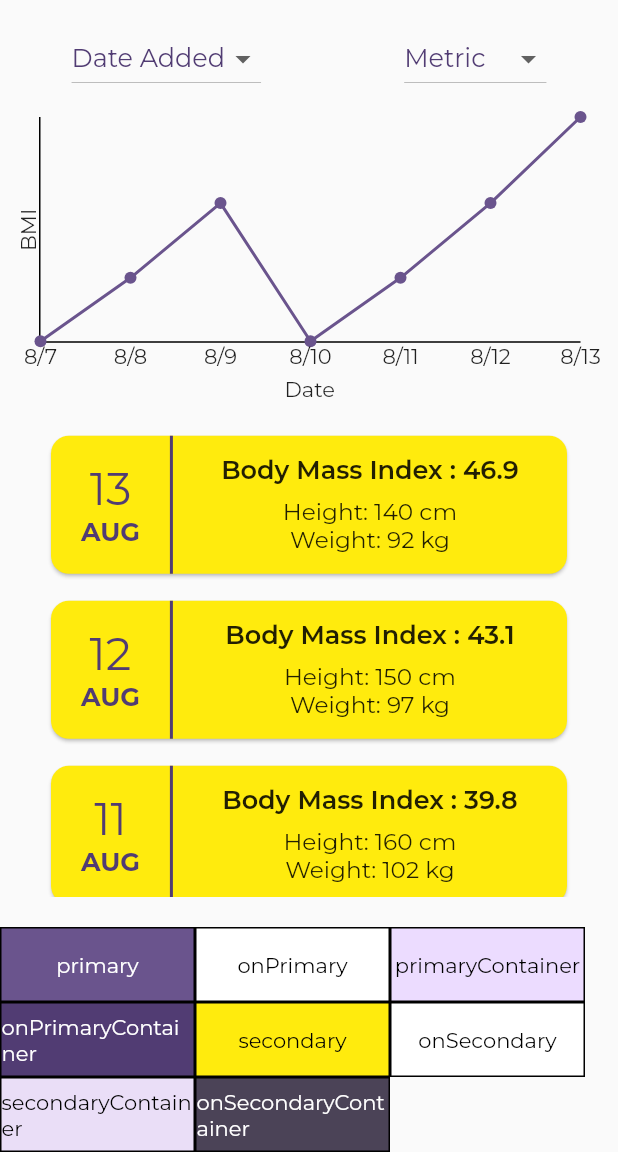
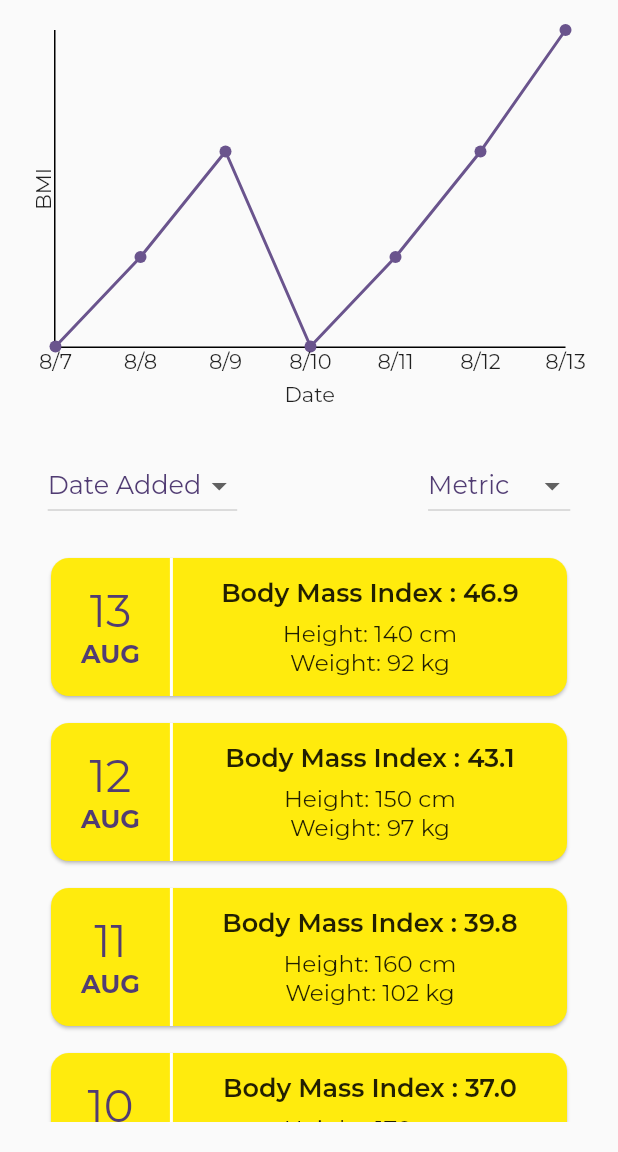
Before and after one commit to ProTechZ/BMI-Calculator, a Flutter app: the screen it shows after launch, on a phone screen of 412 x 824 dp, the part 84-1236 px from its top. Run offline on Flutter 3.47's test engine with Material 2 defaults, Android fonts, the light colour scheme and no system bars; drawn by our look-alikes of fl_chart; our stand-ins replace google_fonts.

Commit message:
made home page responsive to landscape

```diff
--- a/lib/bmi_calculator.dart
+++ b/lib/bmi_calculator.dart
@@ -22,8 +22,10 @@ class BMICalculator extends StatefulWidget {
 class _BMICalculatorState extends State<BMICalculator> {
   UnitSystem selectedUnitSystem = UnitSystem.metric;
   OrderByOption orderby = OrderByOption.date_added;
-  BMIChart chart = BMIChart(bmiEntries: entries);
-  // defining the chart here so that it's data isn't affected by the order_by changes
+  Padding chart = Padding(
+    padding: const EdgeInsets.fromLTRB(0, 20, 0, 30),
+    child: BMIChart(bmiEntries: entries),
+  ); // defining the chart here so that it's data isn't affected by the order_by changes
 
   final bmiEntries = entries;
 
@@ -100,9 +102,34 @@ class _BMICalculatorState extends State<BMICalculator> {
     });
   }
 
+  Widget dropdowns(bool isPortrait) {
+    return Row(
+      mainAxisAlignment: MainAxisAlignment.spaceAround,
+      children: [
+        OrderByDowndrop(
+          selectedOrderByOption: orderby,
+          onChangeOrderBy: onChangeOrderBy,
+        ),
+        isPortrait ? const SizedBox() : const SizedBox(width: 100),
+        UnitSystemDropDown(
+          selectedUnitSystem: selectedUnitSystem,
+          onChange: onChangeUnitSystem,
+        ),
+      ],
+    );
+  }
+
+  Widget get bmiEntryList {
+    return BMIEntryList(
+      bmiEntries: bmiEntries,
+      onRemoveEntry: onRemoveEntry,
+    );
+  }
+
   @override
   Widget build(BuildContext context) {
-    final c = Theme.of(context).colorScheme;
+    final isPortrait =
+        MediaQuery.of(context).orientation == Orientation.portrait;
 
     return Scaffold(
       appBar: AppBar(
@@ -115,81 +142,30 @@ class _BMICalculatorState extends State<BMICalculator> {
           ),
         ],
       ),
-      body: Center(
-        child: Column(
-          crossAxisAlignment: CrossAxisAlignment.center,
-          children: [
-            const SizedBox(height: 15),
-            Row(
-              mainAxisAlignment: MainAxisAlignment.spaceAround,
+      body: isPortrait
+          ? Column(
+              crossAxisAlignment: CrossAxisAlignment.center,
               children: [
-                OrderByDowndrop(
-                  selectedOrderByOption: orderby,
-                  onChangeOrderBy: onChangeOrderBy,
-                ),
-                UnitSystemDropDown(
-                  selectedUnitSystem: selectedUnitSystem,
-                  onChange: onChangeUnitSystem,
+                chart,
+                dropdowns(isPortrait),
+                Expanded(child: bmiEntryList),
+              ],
+            )
+          : Row(
+              children: [
+                Expanded(child: chart),
+                Column(
+                  children: [
+                    dropdowns(isPortrait),
+                    SizedBox(
+                      height: MediaQuery.of(context).size.height,
+                      width: MediaQuery.of(context).size.width / 2,
+                      child: bmiEntryList,
+                    )
+                  ],
                 ),
               ],
             ),
-            const SizedBox(height: 15),
-            chart,
-            Expanded(
-              child: BMIEntryList(
-                bmiEntries: bmiEntries,
-                onRemoveEntry: onRemoveEntry,
-              ),
-            ),
-
-            Row(
-              children: [
-                x(context, c.primary, 'primary', white: true),
-                x(context, c.onPrimary, 'onPrimary'),
-                x(context, c.primaryContainer, 'primaryContainer'),
-              ],
-            ),
-            Row(
-              children: [
-                x(context, c.onPrimaryContainer, 'onPrimaryContainer',
-                    white: true),
-                x(
-                  context,
-                  c.secondary,
-                  'secondary',
-                ),
-                x(context, c.onSecondary, 'onSecondary'),
-              ],
-            ),
-            Row(
-              children: [
-                x(context, c.secondaryContainer, 'secondaryContainer'),
-                x(context, c.onSecondaryContainer, 'onSecondaryContainer',
-                    white: true),
-              ],
-            ),
-          ],
-        ),
-      ),
     );
   }
 }
-
-Container x(BuildContext context, Color color, String text,
-    {bool white = false}) {
-  Color textColor = Colors.black;
-  if (white) {
-    textColor = Colors.white;
-  }
-
-  return Container(
-    alignment: Alignment.center,
-    decoration: BoxDecoration(border: Border.all(width: 1), color: color),
-    height: 50,
-    width: 130,
-    child: Text(
-      text,
-      style: TextStyle(color: textColor),
-    ),
-  );
-}
--- a/lib/main.dart
+++ b/lib/main.dart
@@ -14,7 +14,7 @@ extension StringExtension on String {
 
 final kColorScheme = ColorScheme.fromSeed(
   seedColor: const Color.fromARGB(255, 131, 56, 236),
-  secondary: Color.fromARGB(255, 255, 235, 13),
+  secondary: const Color.fromARGB(255, 255, 235, 13),
 );
 
 void main() {
@@ -37,9 +37,7 @@ void main() {
             size: 35,
           ),
         ),
-        cardTheme: const CardTheme().copyWith(
-          color: kColorScheme.secondary,
-        ),
+        cardTheme: const CardTheme().copyWith(color: kColorScheme.secondary),
         textTheme: GoogleFonts.montserratTextTheme().copyWith(
           labelSmall: GoogleFonts.montserrat(
             // new_entry (textfields)
--- a/lib/widgets/bmi_chart.dart
+++ b/lib/widgets/bmi_chart.dart
@@ -39,18 +39,16 @@ class BMIChart extends StatelessWidget {
     return dataSpots;
   }
 
-  // List<DateTime> get dates {
-
-  // }
-
   @override
   Widget build(BuildContext context) {
     final colorScheme = Theme.of(context).colorScheme;
 
     return Container(
-      padding: const EdgeInsets.fromLTRB(10, 0, 25, 0),
+      height: 250,
+      width: double.infinity,
+      padding: const EdgeInsets.fromLTRB(20, 0, 35, 0),
       child: AspectRatio(
-        aspectRatio: 2,
+        aspectRatio: 1,
         child: LineChart(
           LineChartData(
             lineBarsData: [
--- a/lib/widgets/bmi_entries/entry_item.dart
+++ b/lib/widgets/bmi_entries/entry_item.dart
@@ -71,7 +71,7 @@ class _BMIEntryItemState extends State<BMIEntryItem> {
               Container(
                 height: double.infinity,
                 width: 2,
-                color: colorScheme.onPrimaryContainer,
+                color: Colors.white,
               ),
               Expanded(
                 child: SizedBox(
--- a/lib/widgets/bmi_entries/entry_list.dart
+++ b/lib/widgets/bmi_entries/entry_list.dart
@@ -17,6 +17,7 @@ class BMIEntryList extends StatelessWidget {
     return Container(
       padding: const EdgeInsets.symmetric(vertical: 20, horizontal: 15),
       child: ListView.builder(
+        shrinkWrap: true,
         itemCount: bmiEntries.length,
         itemBuilder: (context, index) {
           final entry = bmiEntries[index];
--- a/lib/widgets/bmi_entries/expanded_entry_item.dart
+++ b/lib/widgets/bmi_entries/expanded_entry_item.dart
@@ -1,7 +1,6 @@
 import 'package:bmi_calculator/main.dart';
 import 'package:bmi_calculator/model/entry.dart';
 import 'package:flutter/material.dart';
-
 import 'package:intl/intl.dart';
 
 final dateFormatter = DateFormat.yMMMMEEEEd();
@@ -39,18 +38,24 @@ class ExpandedEntryItem extends StatelessWidget {
     final status = entry.status[0] as BMIStatus;
     final statusExtra = entry.status[1] as String;
 
-    Color statusColor = Colors.blue; // underweight
-
-    if (status == BMIStatus.healthy) {
-      statusColor = Colors.green;
-    } else if (status == BMIStatus.overweight) {
-      statusColor = Colors.yellow;
-    } else if (status == BMIStatus.obese) {
-      statusColor = Colors.red;
+    Color statusColor;
+    switch (status) {
+      case BMIStatus.underweight:
+        statusColor = Colors.blue;
+        break;
+      case BMIStatus.healthy:
+        statusColor = Colors.green;
+        break;
+      case BMIStatus.overweight:
+        statusColor = Colors.yellow;
+        break;
+      case BMIStatus.obese:
+        statusColor = Colors.red;
+        break;
     }
 
     return Dialog(
-      backgroundColor: Theme.of(context).colorScheme.secondary,
+      backgroundColor: Theme.of(context).colorScheme.primaryContainer,
       child: Container(
         height: 500,
         padding: const EdgeInsets.symmetric(vertical: 30, horizontal: 20),
--- a/lib/widgets/new_entry/new_entry.dart
+++ b/lib/widgets/new_entry/new_entry.dart
@@ -158,7 +158,7 @@ class _NewBMIEntryState extends State<NewBMIEntry> {
             children: [
               Text(
                 dateFormatter.format(selectedDate),
-                style: Theme.of(context).textTheme.labelSmall,
+                style: textTheme.labelSmall,
               ),
               IconButton(
                 onPressed: onPickDate,
```
